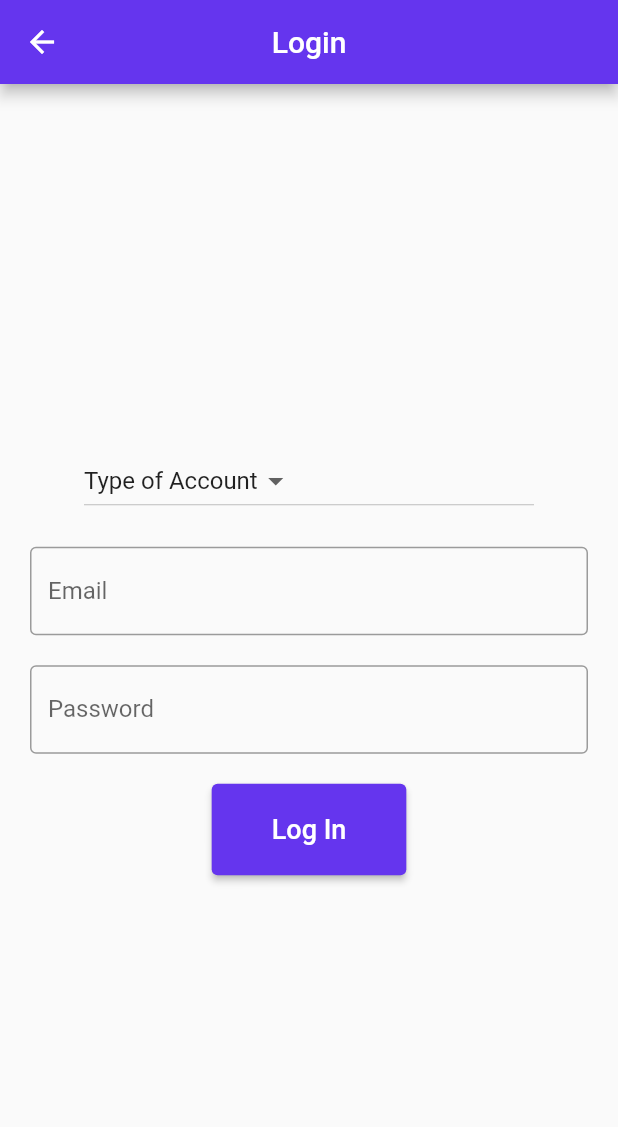
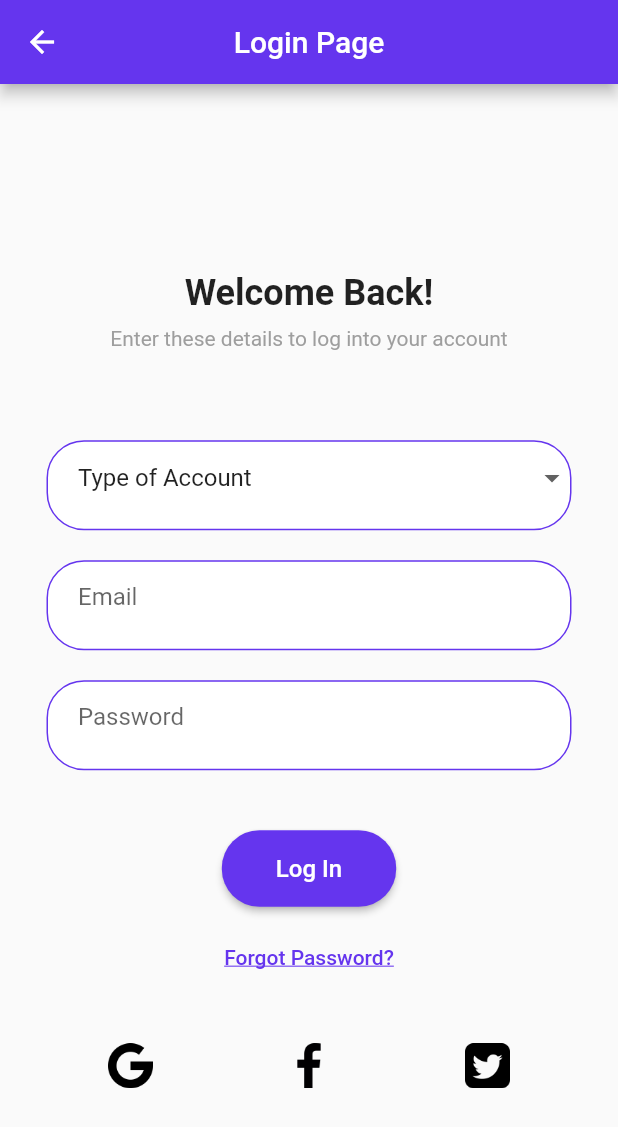
Before and after one commit to Santhosh1209/hexapod_app, a Flutter app: the screen it shows after launch, after a tap on "Log In", on a phone screen of 412 x 824 dp. Shown: the top 1127 px of the screen. Run offline on Flutter 3.47's test engine with Material 2 defaults, Android fonts, the light colour scheme and no system bars.

Commit message:
updated login page - 2

```diff
--- a/lib/login_page.dart
+++ b/lib/login_page.dart
@@ -14,17 +14,42 @@ class _LoginPageState extends State<LoginPage> {
   Widget build(BuildContext context) {
     return Scaffold(
       appBar: AppBar(
-        title: Text('Login'),
+        title: Text('Login Page'),
         centerTitle: true,
         backgroundColor: Color(0xFF6535ee),
       ),
       body: Center(
+        child: Padding(
+          padding: EdgeInsets.only(top: 20),
           child: Column(
             mainAxisAlignment: MainAxisAlignment.center,
             children: <Widget>[
+              SizedBox(height: 20),
+              Text(
+                'Welcome Back!',
+                style: TextStyle(
+                  fontWeight: FontWeight.bold,
+                  fontSize: 24,
+                ),
+              ),
+              SizedBox(height: 8),
+              Text(
+                'Enter these details to log into your account',
+                style: TextStyle(
+                  fontSize: 14,
+                  color: Colors.grey,
+                ),
+              ),
+              SizedBox(height: 60),
               Container(
-              width: 300, // Adjust the width as needed
-              child: DropdownButton<String>(
+                width: 350,
+                height: 60,
+                decoration: BoxDecoration(
+                  color: Colors.white,
+                  borderRadius: BorderRadius.circular(25.0),
+                  border: Border.all(color: Color(0xFF6535ee)),
+                ),
+                child: DropdownButtonFormField<String>(
                   value: selectedRole,
                   onChanged: (String? newValue) {
                     setState(() {
@@ -37,60 +62,125 @@ class _LoginPageState extends State<LoginPage> {
                       child: Text(value),
                     );
                   }).toList(),
+                  decoration: InputDecoration(
+                    border: InputBorder.none,
+                    contentPadding: EdgeInsets.symmetric(horizontal: 20),
                   ),
-            ),
-            SizedBox(height: 20), // Add spacing
-            // TextFormFields for Email and Password
-            Padding(
-              padding: const EdgeInsets.symmetric(horizontal: 20),
-              child: Column(
-                children: [
-                  TextFormField(
-                    decoration: InputDecoration(
-                      labelText: 'Email',
-                      border: OutlineInputBorder(),
                 ),
               ),
               SizedBox(height: 20),
-                  TextFormField(
-                    obscureText: true, // For password input
+              Container(
+                width: 350,
+                height: 60,
+                decoration: BoxDecoration(
+                  color: Colors.white,
+                  borderRadius: BorderRadius.circular(25.0),
+                  border: Border.all(color: Color(0xFF6535ee)),
+                ),
+                child: TextFormField(
+                  decoration: InputDecoration(
+                    labelText: 'Email',
+                    border: InputBorder.none,
+                    contentPadding: EdgeInsets.symmetric(horizontal: 20),
+                  ),
+                ),
+              ),
+              SizedBox(height: 20),
+              Container(
+                width: 350,
+                height: 60,
+                decoration: BoxDecoration(
+                  color: Colors.white,
+                  borderRadius: BorderRadius.circular(25.0),
+                  border: Border.all(color: Color(0xFF6535ee)),
+                ),
+                child: TextFormField(
+                  obscureText: true,
                   decoration: InputDecoration(
                     labelText: 'Password',
-                      border: OutlineInputBorder(),
+                    border: InputBorder.none,
+                    contentPadding: EdgeInsets.symmetric(horizontal: 20),
                   ),
                 ),
-                ],
               ),
-            ),
-            SizedBox(height: 20), // Add spacing
+              SizedBox(height: 40),
               ElevatedButton(
                 onPressed: () {
-                // You can now access the selectedRole variable to determine the user's choice.
-                // For example, you can check if it's 'User' or 'Admin' and then proceed accordingly.
                   if (selectedRole == 'User') {
-                  // Handle user login
                     Navigator.push(
                       context,
                       MaterialPageRoute(builder: (context) => NavigationScreen()),
                     );
                   } else if (selectedRole == 'Admin') {
-                  // Handle admin login
                     Navigator.push(
                       context,
-                    MaterialPageRoute(builder: (context) => AdminNavigationScreen()), // Use the admin navigation for admin
+                      MaterialPageRoute(builder: (context) => AdminNavigationScreen()),
                     );
                   }
                 },
                 style: ElevatedButton.styleFrom(
-                primary: Color(0xFF6535ee), // Change button color
-                padding: EdgeInsets.symmetric(horizontal: 40, vertical: 20), // Increase button size
+                  primary: Color(0xFF6535ee),
+                  padding: EdgeInsets.symmetric(horizontal: 36, vertical: 16), // Adjust padding for a slightly larger button
+                  shape: RoundedRectangleBorder(
+                    borderRadius: BorderRadius.circular(25),
+                  ),
                 ),
                 child: Text(
                   'Log In',
-                style: TextStyle(fontSize: 18), // Increase button text size
+                  style: TextStyle(fontSize: 16),
+                ),
+              ),
+              SizedBox(height: 10), // Add spacing between Log In button and Forgot Password button
+              TextButton(
+                onPressed: () {
+                  // Add logic for handling Forgot Password
+                },
+                child: Text(
+                  'Forgot Password?',
+                  style: TextStyle(
+                    color: Color(0xFF6535ee), // Text color in 6535ee color
+                    decoration: TextDecoration.underline, // Underline text
+                  ),
+                ),
+              ),
+              SizedBox(height: 20), // Add spacing between buttons and social media icons
+              Row(
+                mainAxisAlignment: MainAxisAlignment.spaceEvenly,
+                children: [
+                  TextButton(
+                    onPressed: () {
+                      //
+                    },
+                    child: Image(
+                      image: AssetImage('images/google.png'),
+                      height: 40,
+                      width: 30,
+                    ),
+                  ),
+                  TextButton(
+                    onPressed: () {
+                      //
+                    },
+                    child: Image(
+                      image: AssetImage('images/facebook-app-symbol.png'),
+                      height: 40,
+                      width: 30,
+                    ),
+                  ),
+                  TextButton(
+                    onPressed: () {
+                      //
+                    },
+                    child: Image(
+                      image: AssetImage('images/twitter-sign.png'),
+                      height: 40,
+                      width: 30,
                     ),
                   ),
                 ],
+              ),
+            ],
+          ),
         ),
       ),
     );
--- a/pubspec.yaml
+++ b/pubspec.yaml
@@ -62,6 +62,9 @@ flutter:
   assets:
     - images/undraw_bug_fixing_oc-7-a.svg
     - images/undraw_fixing_bugs_w7gi.png
+    - images/facebook-app-symbol.png
+    - images/twitter-sign.png
+    - images/google.png
   #   - images/a_dot_ham.jpeg
 
   # An image asset can refer to one or more resolution-specific "variants", see
```
Also changed, not shown: images/facebook-app-symbol.png (added), images/google.png (added), images/twitter-sign.png (added). Lines whose indentation alone changed are shown as unchanged.
